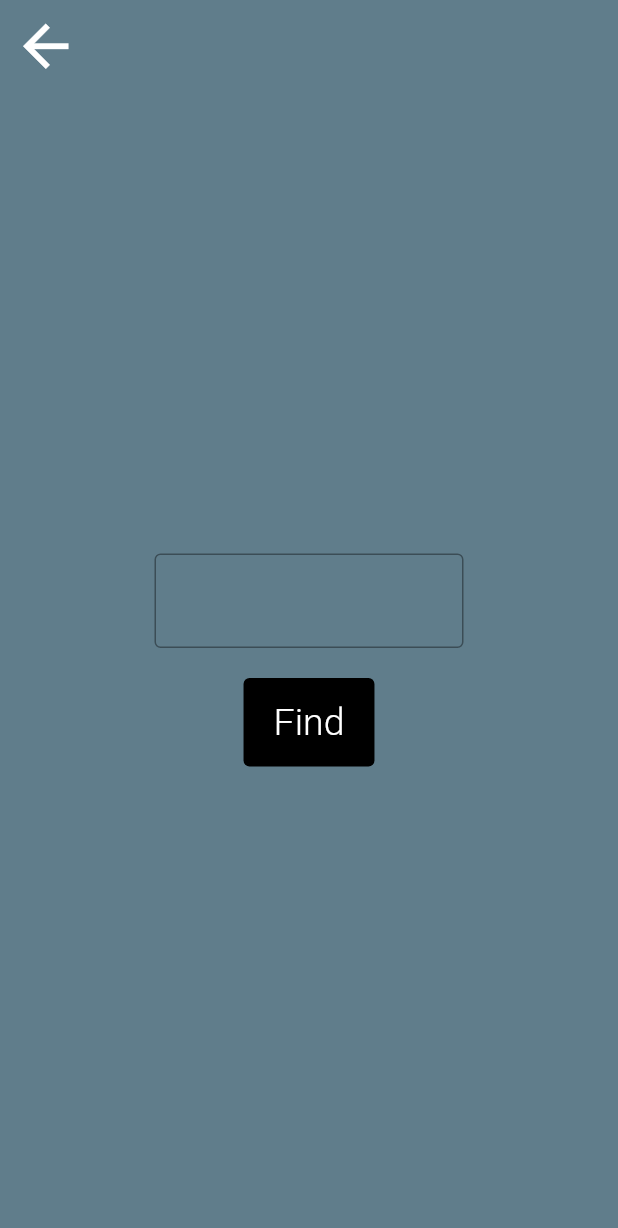
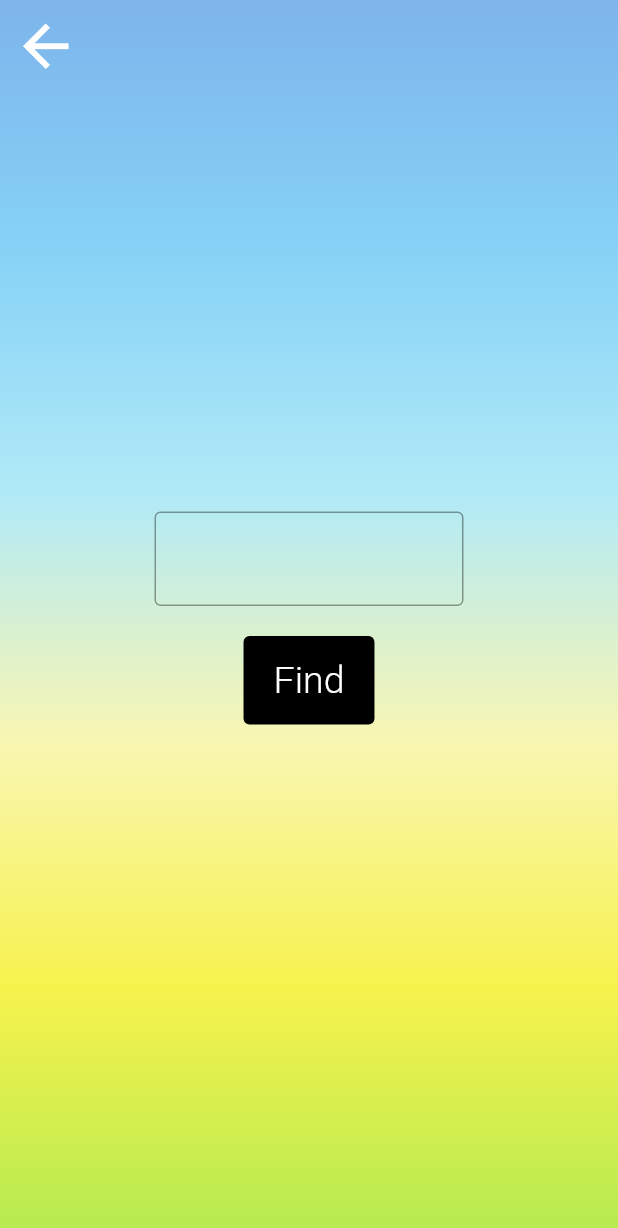
Before and after one commit to AhmetOcak/Flutter-Weather-App, a Flutter app: the SearchScreen screen opened by its route, on a phone screen of 412 x 824 dp. Shown: the top 1228 px of the screen. Run offline on Flutter 3.47's test engine with Material 2 defaults, Android fonts, the phone set to English and light mode, and no system bars; our stand-ins replace flutter_spinkit, flutter_svg, geocoding, geolocator, weather_icons.

Commit message:
background color added

```diff
--- a/lib/views/search_city_screen.dart
+++ b/lib/views/search_city_screen.dart
@@ -2,6 +2,7 @@ import 'package:flutter/material.dart';
 import 'package:wheather_app/components/back_button.dart';
 import 'package:wheather_app/components/find_button.dart';
 import 'package:wheather_app/components/search_city.dart';
+import 'package:wheather_app/constants/constants.dart';
 
 class SearchScreen extends StatelessWidget {
   const SearchScreen({Key? key}) : super(key: key);
@@ -10,13 +11,23 @@ class SearchScreen extends StatelessWidget {
   Widget build(BuildContext context) {
     return SafeArea(
       child: Scaffold(
-        backgroundColor: Colors.blueGrey,
+        extendBodyBehindAppBar: true,
         appBar: AppBar(
-          backgroundColor: const Color.fromRGBO(255, 255, 255, 0.0),
+          backgroundColor: Colors.transparent,
           elevation: 0,
           leading: const BackArrowButton(),
         ),
-        body: Center(
+        body: Container(
+          width: MediaQuery.of(context).size.width,
+          height: MediaQuery.of(context).size.height,
+          decoration: BoxDecoration(
+            gradient: LinearGradient(
+              colors: Constants().afternoon,
+              begin: Alignment.topCenter,
+              end: Alignment.bottomCenter,
+            ),
+          ),
+          child: Center(
             child: Column(
               mainAxisAlignment: MainAxisAlignment.center,
               children: [
@@ -29,6 +40,7 @@ class SearchScreen extends StatelessWidget {
             ),
           ),
         ),
+      ),
     );
   }
 }
```
Lines whose indentation alone changed are shown as unchanged.
